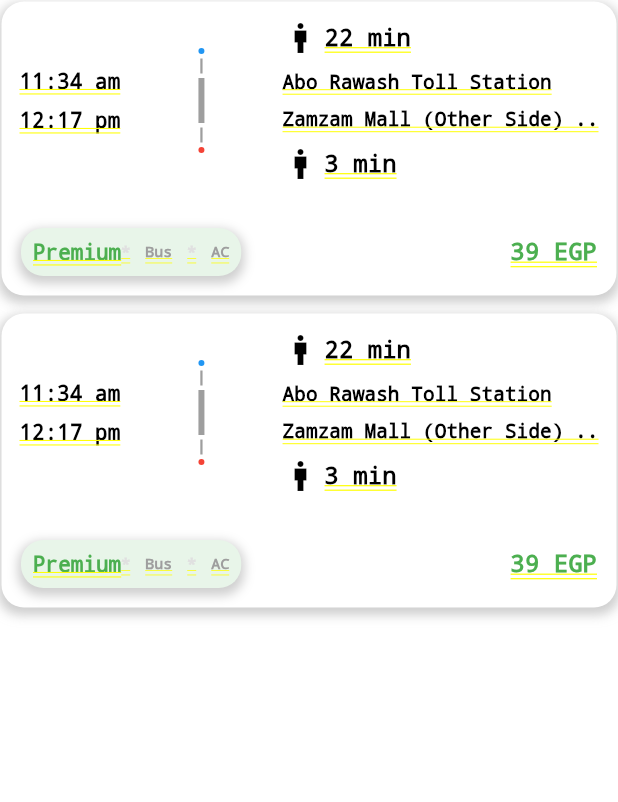
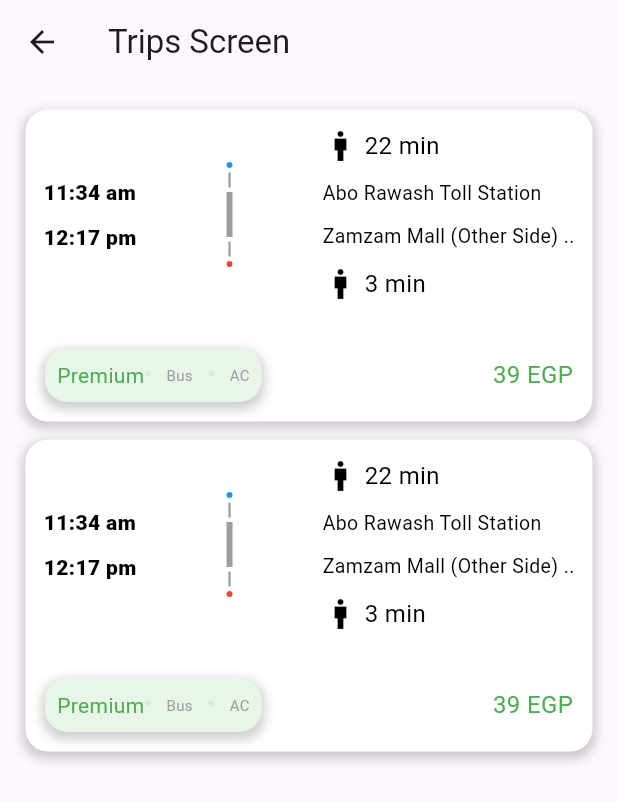
Before and after one commit to Prof-MohamedAtef/Dart-Basics-DEPI-DigitalEgyptPionnersInitiative-, a Flutter app: the screen it shows after launch, after a tap on "Submit", on a phone screen of 412 x 824 dp. Shown: the top 802 px of the screen. Run offline on Flutter 3.47's test engine with Material 3 defaults, Android fonts, the phone set to English and light mode, and no system bars; missing offline and left inert: dart:ffi; accounts and stored records are empty.

Commit message:
Added Trips Screen with Back Button

```diff
--- a/lib/app/presentation/pages/trips_screen.dart
+++ b/lib/app/presentation/pages/trips_screen.dart
@@ -1,5 +1,7 @@
 
 import 'package:flutter/cupertino.dart';
+import 'package:flutter/material.dart';
+import 'package:flutter/painting.dart';
 
 import '../widgets/trip_cart.dart';
 
@@ -8,15 +10,32 @@ class TripsScreen extends StatelessWidget{
 
   @override
   Widget build(BuildContext context) {
-    return const SingleChildScrollView(
+    return Scaffold(
+      appBar: AppBar(
+        title: const Text('Trips Screen'),
+        leading: IconButton(
+          icon: const Icon(Icons.arrow_back),
+          onPressed: () {
+            Navigator.pop(context); // Navigates back to the previous screen
+          },
+        ),
+      ),
+      body: const SafeArea(
+        child: SingleChildScrollView(
+          child: Padding(
+            padding: EdgeInsets.all(16),
             child: Column(
+              mainAxisAlignment: MainAxisAlignment.center,
+              crossAxisAlignment: CrossAxisAlignment.center,
               children: [
                 TripCard(),
                 SizedBox(height: 10,),
                 TripCard()
               ],
             ),
+          ),
+        ),
+      ),
     );
   }
-
 }
```
Lines whose indentation alone changed are shown as unchanged.
